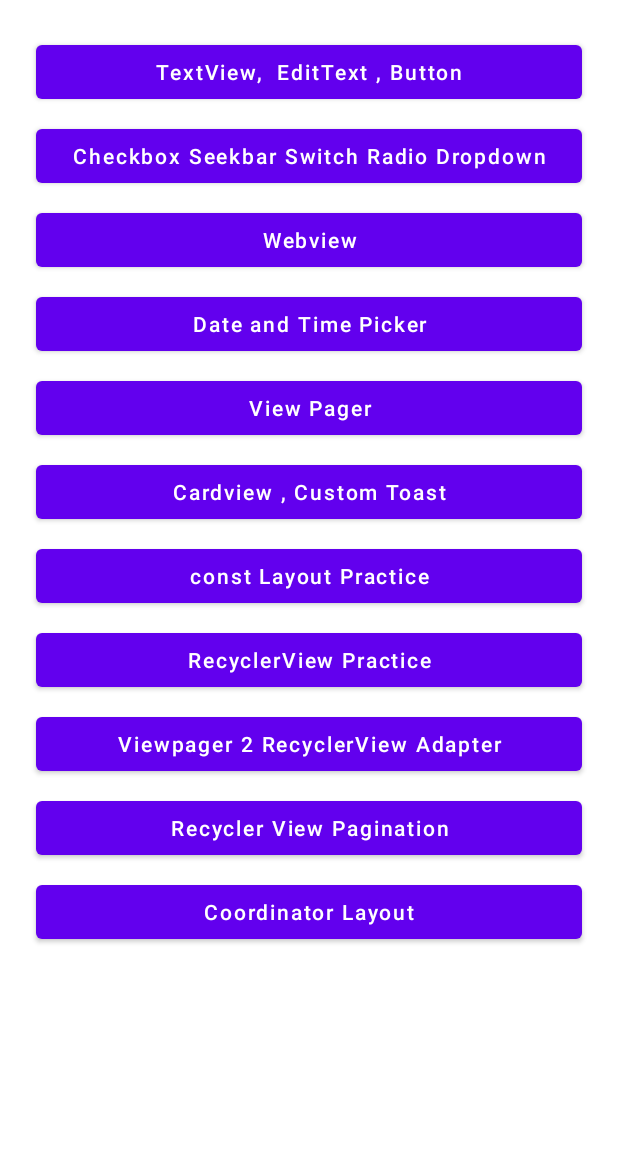
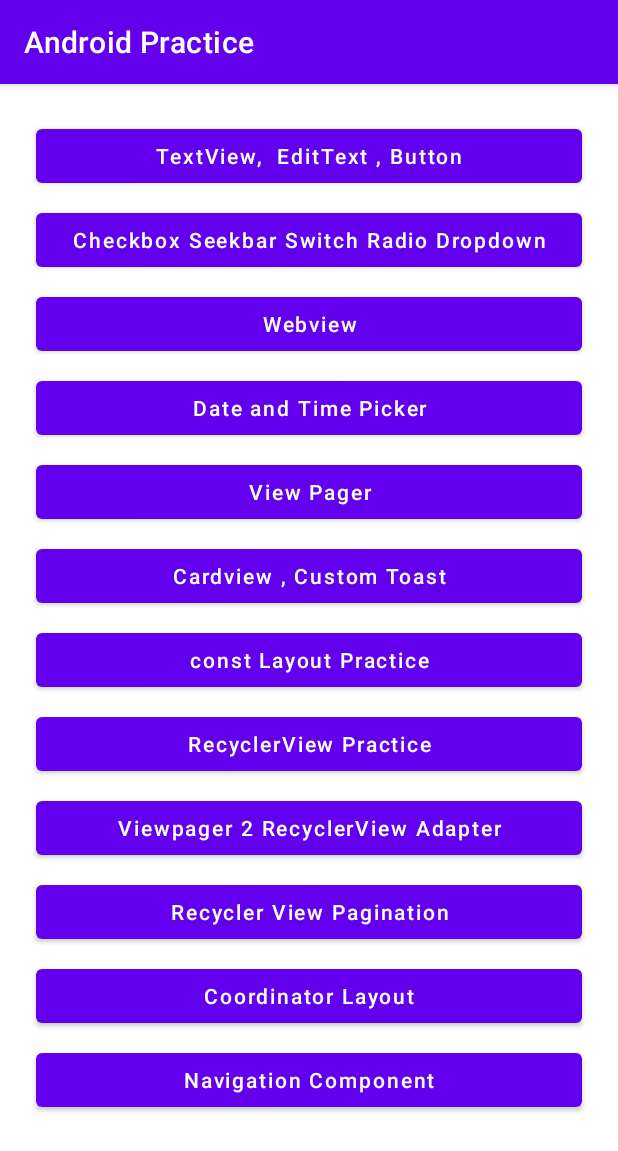
Before and after one commit to antorparvez/AndroidDelligramPractice, an Android app: the screen it shows after launch (MainActivity), on a phone screen of 412 x 824 dp. Shown: the top 1151 px of the screen. Run offline under Robolectric (Android 15) with nearby library versions, the phone set to English and light mode, and no system bars.

Commit message:
Navigation Component Dependency

```diff
--- a/app/src/main/java/com/example/androidpracticedelligram/MainActivity.kt
+++ b/app/src/main/java/com/example/androidpracticedelligram/MainActivity.kt
@@ -11,6 +11,7 @@ import com.example.androidpracticedelligram.databinding.ActivityMainBinding
 import com.example.androidpracticedelligram.ui_cardview.CardViewToastActivity
 import com.example.androidpracticedelligram.ui_constraint_layout.ConstraintLayoutActivity
 import com.example.androidpracticedelligram.ui_coordinator_layout.CoordinatorLayoutActivity
+import com.example.androidpracticedelligram.ui_navigation_component.NavigationMainActivity
 import com.example.androidpracticedelligram.ui_recylerview.RecyclerViewActivity
 import com.example.androidpracticedelligram.ui_recylerview_pagination.RecyelerVIewPagination
 import com.example.androidpracticedelligram.ui_viewpager.ViewPagerActivity
@@ -77,6 +78,10 @@ class MainActivity : AppCompatActivity() {
             val intent = Intent(this, CoordinatorLayoutActivity::class.java)
             startActivity(intent)
         }
+        binding.navComponent.setOnClickListener {
+            val intent = Intent(this, NavigationMainActivity::class.java)
+            startActivity(intent)
+        }
 
 
     }
--- a/app/src/main/res/layout/activity_main.xml
+++ b/app/src/main/res/layout/activity_main.xml
@@ -110,6 +110,14 @@
                 android:padding="2dp"
                 android:text="Coordinator Layout"
                 android:textAllCaps="false" />
+            <Button
+                android:id="@+id/navComponent"
+                android:layout_width="match_parent"
+                android:layout_height="wrap_content"
+                android:layout_margin="4dp"
+                android:padding="2dp"
+                android:text="Navigation Component"
+                android:textAllCaps="false" />
 
 
         </LinearLayout>
--- a/app/src/main/res/values-night/themes.xml
+++ b/app/src/main/res/values-night/themes.xml
@@ -1,6 +1,6 @@
 <resources xmlns:tools="http://schemas.android.com/tools">
     <!-- Base application theme. -->
-    <style name="Theme.AndroidPracticeDelligram" parent="Theme.MaterialComponents.DayNight.NoActionBar">
+    <style name="Theme.AndroidPracticeDelligram" parent="Theme.MaterialComponents.DayNight.DarkActionBar">
         <!-- Primary brand color. -->
         <item name="colorPrimary">@color/purple_200</item>
         <item name="colorPrimaryVariant">@color/purple_700</item>
--- a/app/src/main/res/values/themes.xml
+++ b/app/src/main/res/values/themes.xml
@@ -1,6 +1,6 @@
 <resources xmlns:tools="http://schemas.android.com/tools">
     <!-- Base application theme. -->
-    <style name="Theme.AndroidPracticeDelligram" parent="Theme.MaterialComponents.DayNight.NoActionBar">
+    <style name="Theme.AndroidPracticeDelligram" parent="Theme.MaterialComponents.DayNight.DarkActionBar">
         <!-- Primary brand color. -->
         <item name="colorPrimary">@color/purple_500</item>
         <item name="colorPrimaryVariant">@color/purple_700</item>
```
Also changed, not shown: app/build.gradle (+18 -1 lines).
